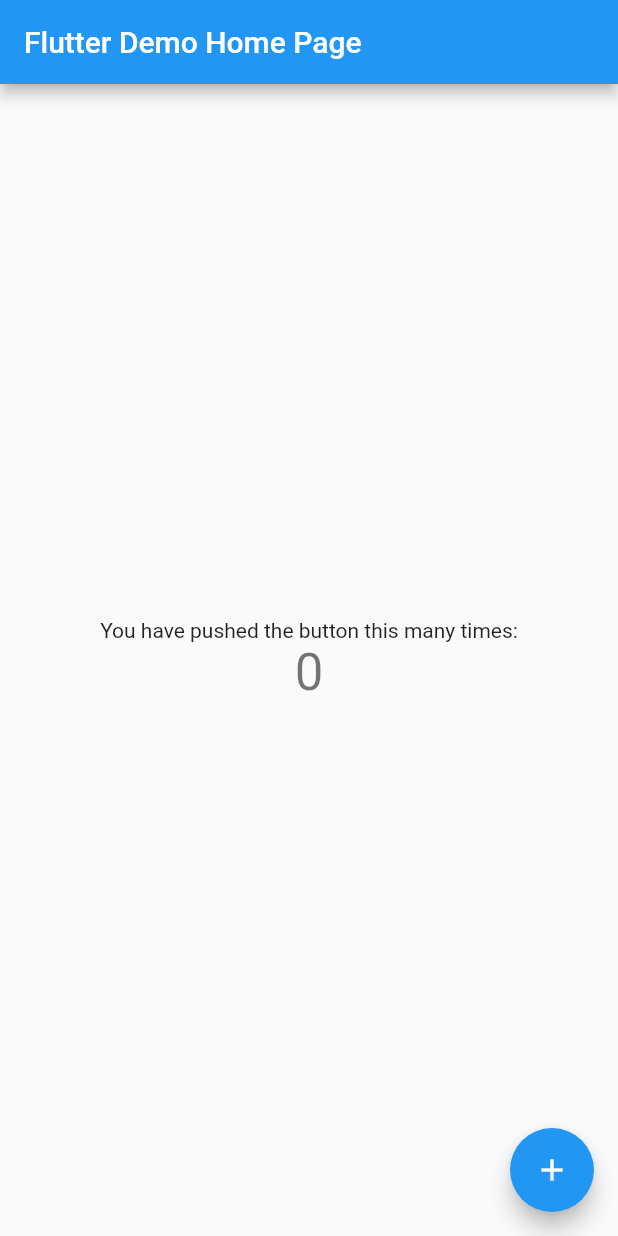
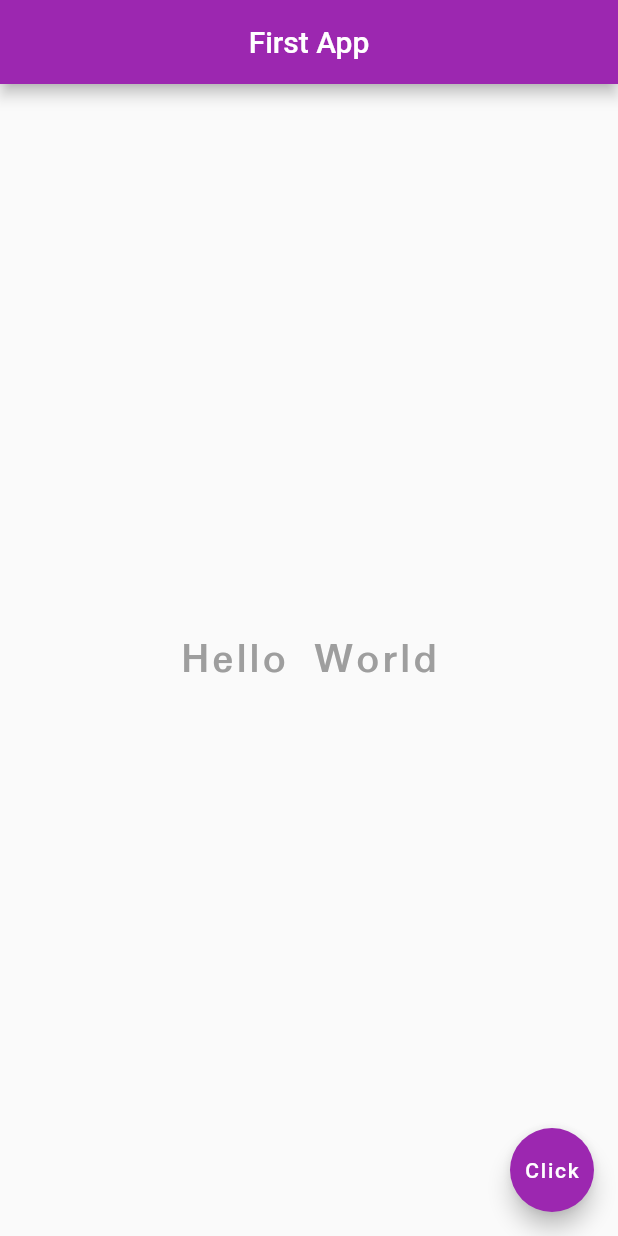
Before and after one commit to imaadzaffar/flutter-first-app, a Flutter app: the screen it shows after launch, on a phone screen of 412 x 824 dp. Run offline on Flutter 3.47's test engine with Material 2 defaults, Android fonts, the phone set to English and light mode, and no system bars.

Commit message:
Added Scaffold, AppBar and basic styles

```diff
--- a/lib/main.dart
+++ b/lib/main.dart
@@ -1,117 +1,30 @@
 import 'package:flutter/material.dart';
 
 void main() {
-  runApp(MyApp());
-}
-
-class MyApp extends StatelessWidget {
-  // This widget is the root of your application.
-  @override
-  Widget build(BuildContext context) {
-    return MaterialApp(
-      title: 'Flutter Demo',
-      theme: ThemeData(
-        // This is the theme of your application.
-        //
-        // Try running your application with "flutter run". You'll see the
-        // application has a blue toolbar. Then, without quitting the app, try
-        // changing the primarySwatch below to Colors.green and then invoke
-        // "hot reload" (press "r" in the console where you ran "flutter run",
-        // or simply save your changes to "hot reload" in a Flutter IDE).
-        // Notice that the counter didn't reset back to zero; the application
-        // is not restarted.
-        primarySwatch: Colors.blue,
-        // This makes the visual density adapt to the platform that you run
-        // the app on. For desktop platforms, the controls will be smaller and
-        // closer together (more dense) than on mobile platforms.
-        visualDensity: VisualDensity.adaptivePlatformDensity,
-      ),
-      home: MyHomePage(title: 'Flutter Demo Home Page'),
-    );
-  }
-}
-
-class MyHomePage extends StatefulWidget {
-  MyHomePage({Key key, this.title}) : super(key: key);
-
-  // This widget is the home page of your application. It is stateful, meaning
-  // that it has a State object (defined below) that contains fields that affect
-  // how it looks.
-
-  // This class is the configuration for the state. It holds the values (in this
-  // case the title) provided by the parent (in this case the App widget) and
-  // used by the build method of the State. Fields in a Widget subclass are
-  // always marked "final".
-
-  final String title;
-
-  @override
-  _MyHomePageState createState() => _MyHomePageState();
-}
-
-class _MyHomePageState extends State<MyHomePage> {
-  int _counter = 0;
-
-  void _incrementCounter() {
-    setState(() {
-      // This call to setState tells the Flutter framework that something has
-      // changed in this State, which causes it to rerun the build method below
-      // so that the display can reflect the updated values. If we changed
-      // _counter without calling setState(), then the build method would not be
-      // called again, and so nothing would appear to happen.
-      _counter++;
-    });
-  }
-
-  @override
-  Widget build(BuildContext context) {
-    // This method is rerun every time setState is called, for instance as done
-    // by the _incrementCounter method above.
-    //
-    // The Flutter framework has been optimized to make rerunning build methods
-    // fast, so that you can just rebuild anything that needs updating rather
-    // than having to individually change instances of widgets.
-    return Scaffold(
+  runApp(MaterialApp(
+    home: Scaffold(
       appBar: AppBar(
-        // Here we take the value from the MyHomePage object that was created by
-        // the App.build method, and use it to set our appbar title.
-        title: Text(widget.title),
+        title: Text('First App'),
+        centerTitle: true,
+        backgroundColor: Colors.purple[500],
       ),
       body: Center(
-        // Center is a layout widget. It takes a single child and positions it
-        // in the middle of the parent.
-        child: Column(
-          // Column is also a layout widget. It takes a list of children and
-          // arranges them vertically. By default, it sizes itself to fit its
-          // children horizontally, and tries to be as tall as its parent.
-          //
-          // Invoke "debug painting" (press "p" in the console, choose the
-          // "Toggle Debug Paint" action from the Flutter Inspector in Android
-          // Studio, or the "Toggle Debug Paint" command in Visual Studio Code)
-          // to see the wireframe for each widget.
-          //
-          // Column has various properties to control how it sizes itself and
-          // how it positions its children. Here we use mainAxisAlignment to
-          // center the children vertically; the main axis here is the vertical
-          // axis because Columns are vertical (the cross axis would be
-          // horizontal).
-          mainAxisAlignment: MainAxisAlignment.center,
-          children: <Widget>[
-            Text(
-              'You have pushed the button this many times:',
-            ),
-            Text(
-              '$_counter',
-              style: Theme.of(context).textTheme.headline4,
-            ),
-          ],
+        child: Text(
+          'Hello World',
+          style: TextStyle(
+            fontFamily: 'Padauk',
+            fontSize: 30,
+            fontWeight: FontWeight.bold,
+            letterSpacing: 2.0,
+            color: Colors.grey[500],
+          ),
         ),
       ),
       floatingActionButton: FloatingActionButton(
-        onPressed: _incrementCounter,
-        tooltip: 'Increment',
-        child: Icon(Icons.add),
-      ), // This trailing comma makes auto-formatting nicer for build methods.
-    );
-  }
+        onPressed: () {},
+        child: Text('Click'),
+        backgroundColor: Colors.purple[500],
+      ),
+    ),
+  ));
 }
```
Also changed, not shown: pubspec.yaml (+6 -11 lines), fonts/Padauk-Bold.ttf (added), fonts/Padauk-Regular.ttf (added), 1 other file.
